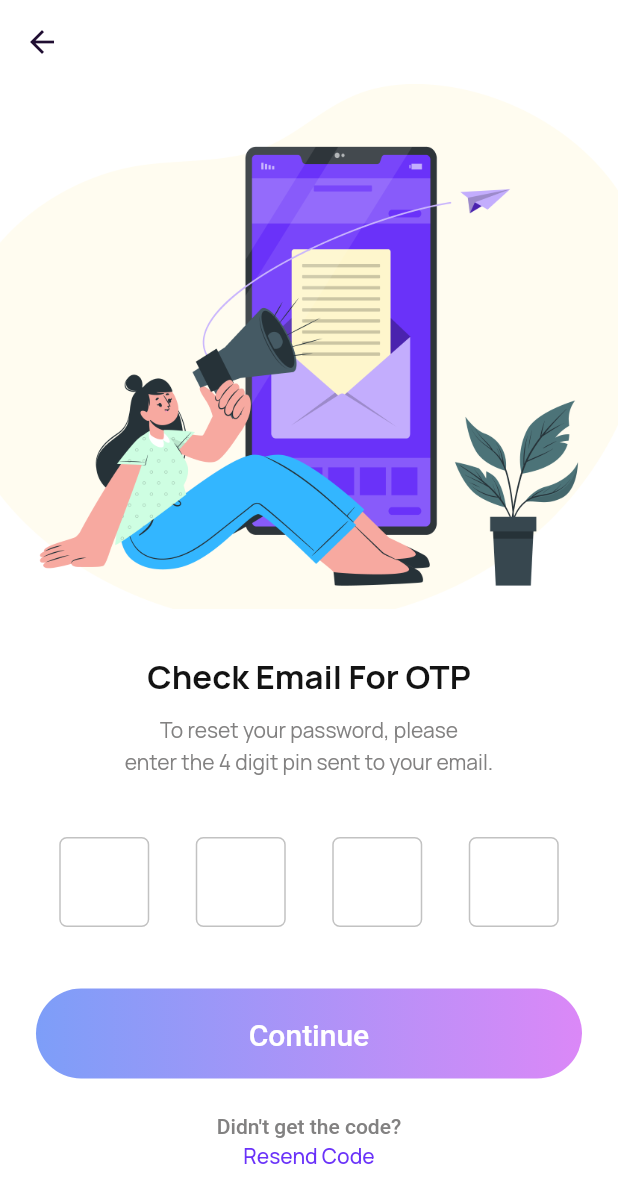
After one commit to Manuelkpatsu/learning_app, a Flutter app: the OTPVerificationScreen screen opened by its route, on a phone screen of 412 x 824 dp. The commit adds this screen. Shown: the top 1203 px of the screen. Run offline on Flutter 3.47's test engine with Material 2 defaults, Android fonts, the phone set to English and light mode, and no system bars; drawn by our look-alikes of pin_code_fields; our stand-ins replace equatable, flutter_svg, google_fonts, smooth_page_indicator.

Commit message:
Implement otp verification screen

```diff
--- a/lib/router.dart
+++ b/lib/router.dart
@@ -1,6 +1,7 @@
 import 'package:flutter/material.dart';
 
 import 'screen/auth/forgot_password/forgot_password_screen.dart';
+import 'screen/auth/otp_verification/otp_verification_screen.dart';
 import 'screen/auth/sign_in/sign_in_screen.dart';
 import 'screen/auth/sign_up/sign_up_screen.dart';
 import 'screen/onboard/onboard_screen.dart';
@@ -21,6 +22,8 @@ Route<dynamic> generateRoute(RouteSettings settings) {
       return MaterialPageRoute(builder: (_) => const SignUpScreen());
     case ForgotPasswordScreen.routeName:
       return MaterialPageRoute(builder: (_) => const ForgotPasswordScreen());
+    case OTPVerificationScreen.routeName:
+      return MaterialPageRoute(builder: (_) => const OTPVerificationScreen());
     default:
       return MaterialPageRoute(
         builder: (_) => Scaffold(
--- a/lib/screen/auth/forgot_password/forgot_password_screen.dart
+++ b/lib/screen/auth/forgot_password/forgot_password_screen.dart
@@ -1,4 +1,5 @@
 import 'package:flutter/material.dart';
+import 'package:learning_app/screen/auth/otp_verification/otp_verification_screen.dart';
 import 'package:learning_app/screen/widget/gradient_button.dart';
 import 'package:learning_app/screen/widget/text_input_field.dart';
 import 'package:learning_app/theme/custom_color.dart';
@@ -32,13 +33,11 @@ class _ForgotPasswordScreenState extends State<ForgotPasswordScreen> {
     return Scaffold(
       backgroundColor: Colors.white,
       appBar: AppBar(backgroundColor: Colors.white),
-      body: SafeArea(
-        child: SingleChildScrollView(
+      body: SingleChildScrollView(
         child: Form(
           key: _forgotPasswordFormKey,
           child: Column(
             children: [
-                const SizedBox(height: 20),
               const ForgotPasswordImage(),
               const SizedBox(height: 50),
               const ForgotPasswordText(),
@@ -52,7 +51,7 @@ class _ForgotPasswordScreenState extends State<ForgotPasswordScreen> {
                   hintText: 'Email',
                   suffixIcon: const Icon(Icons.check, color: CustomColor.textFieldBorderColor),
                   inputType: TextInputType.emailAddress,
-                    inputAction: TextInputAction.next,
+                  inputAction: TextInputAction.done,
                   validator: Validator.email,
                 ),
               ),
@@ -62,7 +61,7 @@ class _ForgotPasswordScreenState extends State<ForgotPasswordScreen> {
                 child: GradientButton(
                   onPressed: () {
                     if (_forgotPasswordFormKey.currentState!.validate()) {
-                        debugPrint('Successful!');
+                      Navigator.of(context).pushNamed(OTPVerificationScreen.routeName);
                     }
                   },
                   widget: const Text('Send Email'),
@@ -73,7 +72,6 @@ class _ForgotPasswordScreenState extends State<ForgotPasswordScreen> {
           ),
         ),
       ),
-      ),
     );
   }
 }
--- a/lib/screen/auth/forgot_password/widget/forgot_password_image.dart
+++ b/lib/screen/auth/forgot_password/widget/forgot_password_image.dart
@@ -7,7 +7,7 @@ class ForgotPasswordImage extends StatelessWidget {
   Widget build(BuildContext context) {
     return Image.asset(
       'assets/images/forgot-password.png',
-      height: 330,
+      height: 350,
       width: double.infinity,
       fit: BoxFit.contain,
     );
--- /dev/null
+++ b/lib/screen/auth/otp_verification/otp_verification_screen.dart
@@ -0,0 +1,97 @@
+import 'package:flutter/material.dart';
+import 'package:flutter/services.dart';
+import 'package:learning_app/screen/widget/gradient_button.dart';
+import 'package:learning_app/theme/custom_color.dart';
+import 'package:learning_app/utils/validator.dart';
+import 'package:pin_code_fields/pin_code_fields.dart';
+
+import 'widget/check_email_text.dart';
+import 'widget/otp_verification_image.dart';
+import 'widget/otp_verification_info_text.dart';
+import 'widget/resend_code.dart';
+
+class OTPVerificationScreen extends StatefulWidget {
+  static const routeName = '/otp_verification';
+
+  const OTPVerificationScreen({Key? key}) : super(key: key);
+
+  @override
+  State<OTPVerificationScreen> createState() => _OTPVerificationScreenState();
+}
+
+class _OTPVerificationScreenState extends State<OTPVerificationScreen> {
+  final GlobalKey<FormState> _otpFormKey = GlobalKey<FormState>();
+  final TextEditingController _otpController = TextEditingController();
+
+  @override
+  Widget build(BuildContext context) {
+    return Scaffold(
+      backgroundColor: Colors.white,
+      appBar: AppBar(backgroundColor: Colors.white),
+      body: SingleChildScrollView(
+        child: Form(
+          key: _otpFormKey,
+          child: Column(
+            children: [
+              const OTPVerificationImage(),
+              const SizedBox(height: 30),
+              const CheckEmailText(),
+              const SizedBox(height: 10),
+              const OTPVerificationInfoText(),
+              const SizedBox(height: 40),
+              Padding(
+                padding: const EdgeInsets.symmetric(horizontal: 24),
+                child: PinCodeTextField(
+                  mainAxisAlignment: MainAxisAlignment.spaceAround,
+                  controller: _otpController,
+                  keyboardType: TextInputType.number,
+                  textInputAction: TextInputAction.done,
+                  validator: Validator.code,
+                  appContext: context,
+                  length: 4,
+                  cursorColor: CustomColor.primaryColor,
+                  textStyle: const TextStyle(
+                    fontSize: 20,
+                    fontWeight: FontWeight.w500,
+                    color: CustomColor.primaryColor,
+                    height: 1.45,
+                  ),
+                  pinTheme: PinTheme(
+                    shape: PinCodeFieldShape.box,
+                    borderRadius: BorderRadius.circular(5),
+                    borderWidth: 1,
+                    fieldHeight: 60,
+                    fieldWidth: 60,
+                    errorBorderColor: CustomColor.errorColor.withOpacity(0.53),
+                    activeColor: CustomColor.primaryColor,
+                    selectedColor: CustomColor.primaryColor,
+                    inactiveColor: CustomColor.textFieldBorderColor,
+                  ),
+                  animationType: AnimationType.fade,
+                  errorTextSpace: 25,
+                  onChanged: (code) {},
+                  inputFormatters: [LengthLimitingTextInputFormatter(4)],
+                ),
+              ),
+              const SizedBox(height: 16),
+              Padding(
+                padding: const EdgeInsets.symmetric(horizontal: 24),
+                child: GradientButton(
+                  onPressed: () {
+                    if (_otpFormKey.currentState!.validate()) {
+                      debugPrint('Successful!');
+                    }
+                  },
+                  widget: const Text('Continue'),
+                ),
+              ),
+              const SizedBox(height: 20),
+              ResendCode(onTap: () {}),
+              const SizedBox(height: 50),
+            ],
+          ),
+        ),
+      ),
+    );
+  }
+}
--- /dev/null
+++ b/lib/screen/auth/otp_verification/widget/check_email_text.dart
@@ -0,0 +1,22 @@
+import 'package:flutter/material.dart';
+import 'package:learning_app/theme/custom_color.dart';
+
+class CheckEmailText extends StatelessWidget {
+  const CheckEmailText({Key? key}) : super(key: key);
+
+  @override
+  Widget build(BuildContext context) {
+    return const Padding(
+      padding: EdgeInsets.symmetric(horizontal: 24),
+      child: Text(
+        'Check Email For OTP',
+        style: TextStyle(
+          color: CustomColor.titleColor,
+          fontSize: 22,
+          fontWeight: FontWeight.w700,
+          height: 1.36,
+        ),
+      ),
+    );
+  }
+}
--- /dev/null
+++ b/lib/screen/auth/otp_verification/widget/otp_verification_image.dart
@@ -0,0 +1,15 @@
+import 'package:flutter/material.dart';
+
+class OTPVerificationImage extends StatelessWidget {
+  const OTPVerificationImage({Key? key}) : super(key: key);
+
+  @override
+  Widget build(BuildContext context) {
+    return Image.asset(
+      'assets/images/otp.png',
+      height: 350,
+      width: double.infinity,
+      fit: BoxFit.cover,
+    );
+  }
+}
--- /dev/null
+++ b/lib/screen/auth/otp_verification/widget/otp_verification_info_text.dart
@@ -0,0 +1,23 @@
+import 'package:flutter/material.dart';
+import 'package:learning_app/theme/custom_color.dart';
+
+class OTPVerificationInfoText extends StatelessWidget {
+  const OTPVerificationInfoText({Key? key}) : super(key: key);
+
+  @override
+  Widget build(BuildContext context) {
+    return const Padding(
+      padding: EdgeInsets.symmetric(horizontal: 24),
+      child: Text(
+        'To reset your password, please\nenter the 4 digit pin sent to your email.',
+        textAlign: TextAlign.center,
+        style: TextStyle(
+          color: CustomColor.videoCallerTimerColor,
+          fontSize: 14,
+          fontWeight: FontWeight.w400,
+          height: 1.5,
+        ),
+      ),
+    );
+  }
+}
--- /dev/null
+++ b/lib/screen/auth/otp_verification/widget/resend_code.dart
@@ -0,0 +1,45 @@
+import 'package:flutter/material.dart';
+import 'package:learning_app/theme/custom_color.dart';
+
+class ResendCode extends StatelessWidget {
+  final VoidCallback? onTap;
+
+  const ResendCode({Key? key, required this.onTap}) : super(key: key);
+
+  @override
+  Widget build(BuildContext context) {
+    return Align(
+      alignment: Alignment.center,
+      child: RichText(
+        textAlign: TextAlign.center,
+        text: TextSpan(
+          text: 'Didn\'t get the code?\n',
+          style: const TextStyle(
+            color: CustomColor.videoCallerTimerColor,
+            fontSize: 14,
+            fontWeight: FontWeight.w500,
+            height: 1.5,
+          ),
+          children: [
+            WidgetSpan(
+              child: InkWell(
+                onTap: onTap,
+                splashColor: CustomColor.primaryColor.withOpacity(0.1),
+                highlightColor: CustomColor.primaryColor.withOpacity(0.1),
+                child: const Text(
+                  'Resend Code',
+                  style: TextStyle(
+                    color: CustomColor.primaryColor,
+                    fontSize: 14,
+                    fontWeight: FontWeight.w500,
+                    height: 1.5,
+                  ),
+                ),
+              ),
+            ),
+          ],
+        ),
+      ),
+    );
+  }
+}
```
Lines whose indentation alone changed are shown as unchanged.
